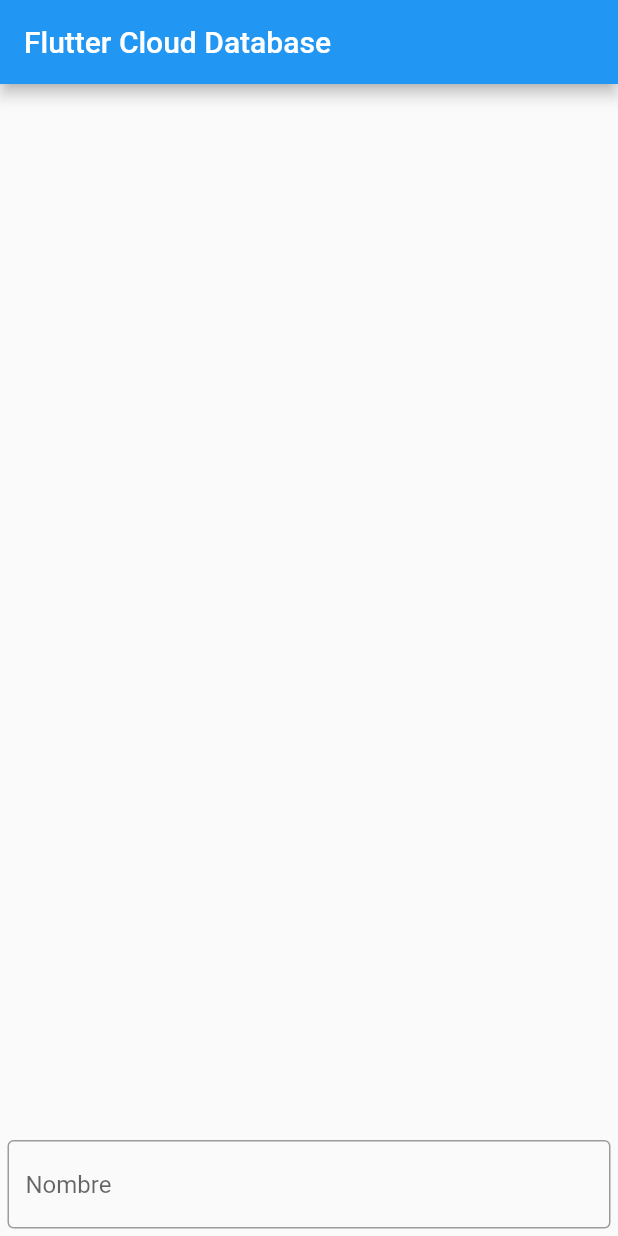
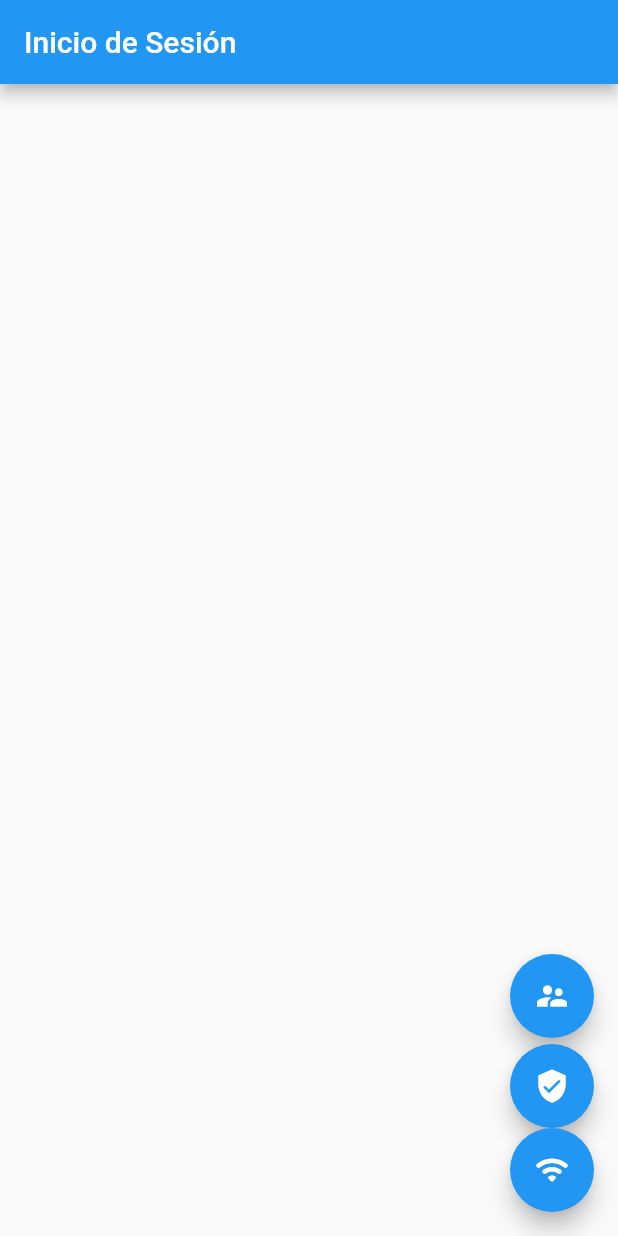
Before and after one commit to grpseis/captura-de-coordenadas, a Flutter app: the screen it shows after launch, on a phone screen of 412 x 824 dp. Run offline on Flutter 3.47's test engine with Material 2 defaults, Android fonts, the phone set to English and light mode, and no system bars; our stand-ins replace cloud_firestore, connectivity_plus, firebase_auth, firebase_core, geolocator, get and 2 more; accounts and stored records are empty.

Commit message:
Ultima carga

```diff
--- a/lib/main.dart
+++ b/lib/main.dart
@@ -1,8 +1,9 @@
 import 'package:firebase_core/firebase_core.dart';
+import 'package:firebase_auth/firebase_auth.dart';
 import 'package:flutter/material.dart';
 import 'package:get/get.dart';
 import 'package:loggy/loggy.dart';
-
+import 'package:connectivity_plus/connectivity_plus.dart';
 import 'domain/geo_controller.dart';
 import 'domain/people_controller.dart';
 import 'ui/people_widget.dart';
@@ -14,14 +15,166 @@ void main() async {
   // Iniciar instancia de Loggy
   Loggy.initLoggy(
       logPrinter: const PrettyPrinter(
-    showColors: true,
-  ));
+        showColors: true,
+      ));
 
   // Iniciar Firebase
   await Firebase.initializeApp();
 
-  runApp(const MyApp());
+  runApp(const MyAuth());
+
 }
+
+// authentication
+
+class MyAuth extends StatelessWidget {
+  const MyAuth({Key? key}) : super(key: key);
+
+  @override
+  Widget build(BuildContext context) {
+    return MaterialApp(
+      title: 'Flutter Demo',
+      debugShowCheckedModeBanner: false,
+      theme: ThemeData(
+        primarySwatch: Colors.blue,
+      ),
+      home: const MyHomePage(title: 'Inicio de Sesión'),
+    );
+  }
+}
+
+class MyHomePage extends StatefulWidget {
+  final String title;
+
+  const MyHomePage({
+    Key? key,
+    required this.title,
+  }) : super(key: key);
+
+  @override
+  State<MyHomePage> createState() => _MyHomePageState();
+}
+
+class _MyHomePageState extends State<MyHomePage> {
+  String message = '';
+  String _signal = "";
+  final String _email = 'dmaster@uninorte.edu.co';
+  final String _pswd = 'Sup3rS3cr3tP@ssw0rd';
+
+  void _createUser() async {
+    String msg = "";
+    try {
+      await FirebaseAuth.instance
+          .createUserWithEmailAndPassword(email: _email, password: _pswd);
+      msg = 'User created!';
+    } on FirebaseAuthException catch (e) {
+      if (e.code == 'weak-password') {
+        msg = 'The password provided is too weak.';
+      } else if (e.code == 'email-already-in-use') {
+        msg = 'The account already exists for that email.';
+      }
+    } catch (e) {
+      msg = 'error caught: $e';
+    } finally {
+      setState(() {
+        message = msg;
+      });
+    }
+  }
+
+  // Retornar tipo de señal en ese instante
+  Future<ConnectivityResult> _getSignalType() {
+    return (Connectivity().checkConnectivity());
+  }
+
+  void _verifyUser() async {
+    String msg = "";
+    try {
+      await FirebaseAuth.instance
+          .signInWithEmailAndPassword(email: _email, password: _pswd);
+      msg = 'User Authenticated!';
+      runApp(const MyApp());
+    } on FirebaseAuthException catch (e) {
+      if (e.code == 'user-not-found') {
+        msg = 'No user found for that email.';
+      } else if (e.code == 'wrong-password') {
+        msg = 'Wrong password provided for that user.';
+      }
+    } catch (e) {
+      msg = 'error caught: $e';
+    } finally {
+      setState(() {
+        message = msg;
+      });
+    }
+  }
+
+  @override
+  Widget build(BuildContext context) {
+    return Scaffold(
+      appBar: AppBar(
+        title: Text(widget.title),
+      ),
+      body: Center(
+        child: Column(
+          mainAxisAlignment: MainAxisAlignment.center,
+          children: [
+            Text(
+              message,
+              style: Theme.of(context).textTheme.headlineMedium,
+            ),
+              ],
+        ),
+      ),
+      floatingActionButton: Column(
+        crossAxisAlignment: CrossAxisAlignment.end,
+        mainAxisAlignment: MainAxisAlignment.end,
+        children: [
+          FloatingActionButton(
+            onPressed: () {
+              _createUser();
+            },
+            tooltip: 'Create',
+            child: const Icon(Icons.supervisor_account),
+          ),
+          const SizedBox(
+            height: 4,
+          ),
+          FloatingActionButton(
+            onPressed: () {
+              _verifyUser();
+            },
+            tooltip: 'Verify',
+            child: const Icon(Icons.verified_user),
+          ),
+          FloatingActionButton(
+            onPressed: () async {
+              // Verficar tipo de señal
+              var connectivityResult = await _getSignalType();
+              setState(() {
+                // Validar si es Wifi
+                if (connectivityResult == ConnectivityResult.wifi) {
+                  _signal = "Wifi";
+                  // Validar si es Movil
+                } else if (connectivityResult == ConnectivityResult.mobile) {
+                  _signal = "Mobile";
+                } else {
+                  // No hay señal
+                  _signal = "No Signal";
+                }
+                message = _signal;
+              });
+            },
+            tooltip: 'Check',
+            child: const Icon(Icons.wifi_rounded),
+          )
+        ],
+      ),
+    );
+  }
+}
+
+
 
 class MyApp extends StatelessWidget {
   const MyApp({super.key});
@@ -41,7 +194,7 @@ class MyApp extends StatelessWidget {
       ),
       home: Scaffold(
         appBar: AppBar(
-          title: const Text("Flutter Cloud Database"),
+          title: const Text("Captura de Coordenadas"),
         ),
         body: const PeopleWidget(),
       ),
--- a/pubspec.yaml
+++ b/pubspec.yaml
@@ -42,6 +42,8 @@ dependencies:
   loggy: ^2.0.3
   permission_handler: ^10.2.0
   url_launcher: ^6.1.11
+  firebase_auth: ^4.2.9
+  connectivity_plus: ^4.0.1
 
 dev_dependencies:
   flutter_test:
```
Also changed, not shown: lib/ui/people_widget.dart (+20 -6 lines), pubspec.lock.
